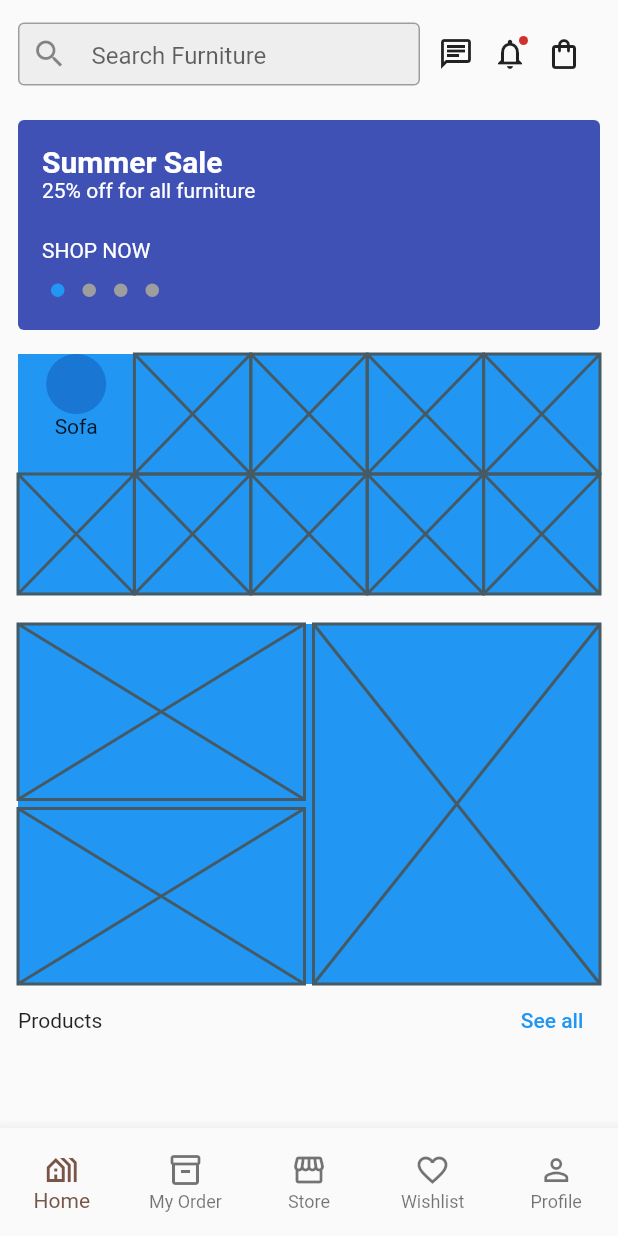
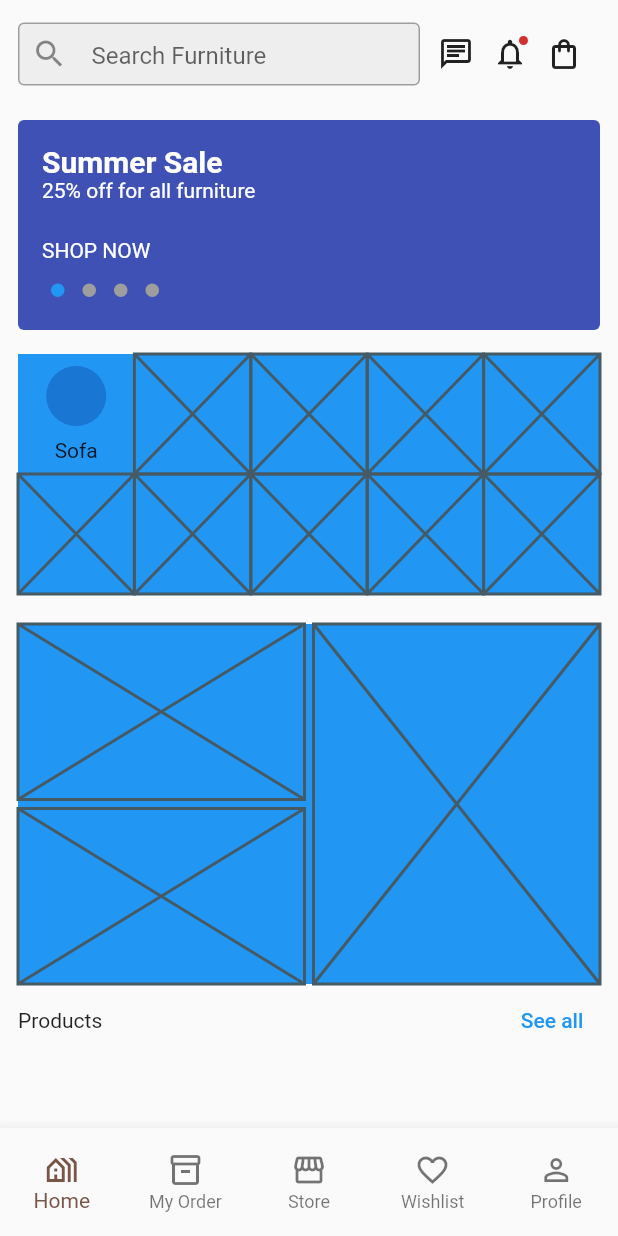
Before and after one commit to JAICHANGPARK/flutter_notebook_chapter_30, a Flutter app: the FurnitureMainPage screen opened directly, on a phone screen of 412 x 824 dp. Run offline on Flutter 3.47's test engine with Material 2 defaults, Android fonts, the phone set to English and light mode, and no system bars; drawn by our look-alikes of dots_indicator.

Commit message:
Update furniture_main_page.dart

```diff
--- a/lib/ep1505_furniture_store_app/view/furniture_main_page.dart
+++ b/lib/ep1505_furniture_store_app/view/furniture_main_page.dart
@@ -116,9 +116,14 @@ class _FurnitureMainPageState extends State<FurnitureMainPage> {
                             Expanded(
                               child: Row(
                                 children: [
-                                  Expanded(child: Column(
+                                  Expanded(
+                                      child: Column(
+                                    mainAxisAlignment: MainAxisAlignment.center,
                                     children: [
                                       CircleAvatar(),
+                                      SizedBox(
+                                        height: 8,
+                                      ),
                                       Text("Sofa")
                                     ],
                                   )),
```
